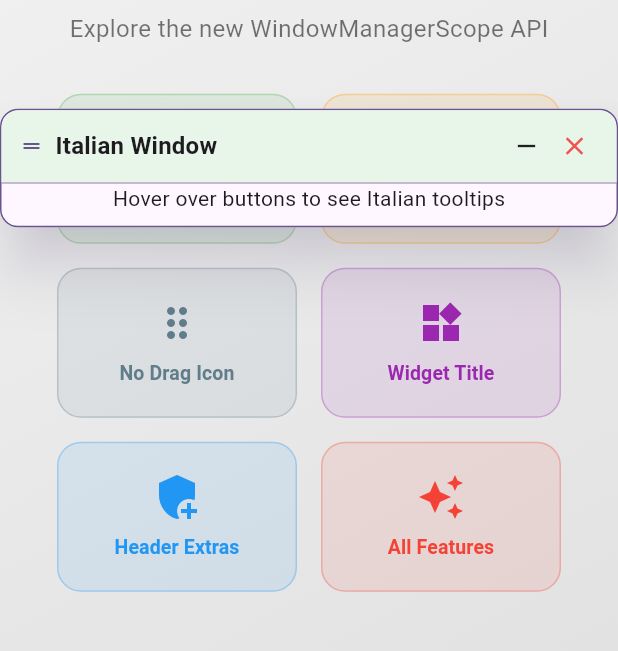
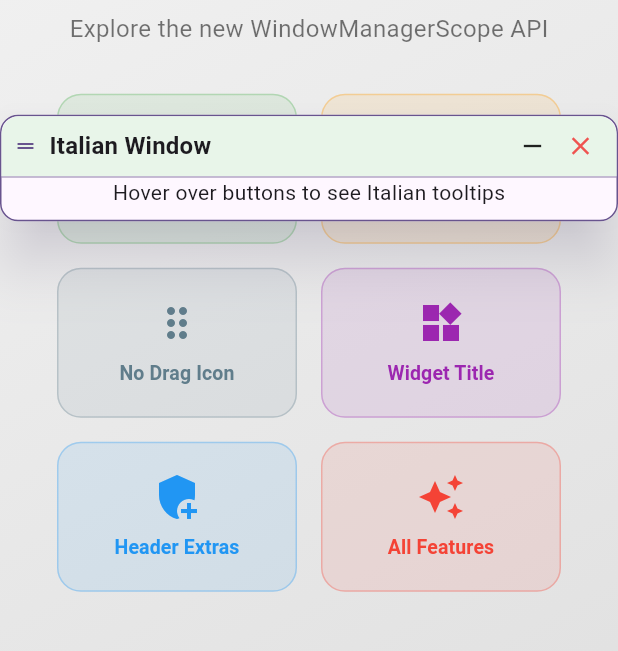
Before and after one commit to matteoberla/draggable_overlay_window, a Flutter app: the DemoPage screen opened directly, after a tap on "Italian Tooltips", on a phone screen of 412 x 824 dp, the part 450-1101 px from its top. Run offline on Flutter 3.47's test engine with Material 3 defaults, Android fonts, the light colour scheme and no system bars.

Commit message:
feat: add customContent builder and dynamic window dimension revalidation to DraggableWindowConfig

```diff
--- a/lib/draggable_overlay_window.dart
+++ b/lib/draggable_overlay_window.dart
@@ -239,6 +239,11 @@ class DraggableWindowConfig {
   /// Custom header builder (overrides the entire header content but keeps drag logic)
   /// Receives [isMinimized] and a [StateSetter] to allow forcing a window rebuild.
   final Widget? Function(bool isMinimized, StateSetter windowStateSetter)? customHeader;
+
+  /// Custom content builder (overrides the static [content] passed to windows.open).
+  /// Receives [isMinimized] and a [StateSetter] to allow forcing a window rebuild.
+  /// This is extremely useful if you want the content to be rebuilt dynamically.
+  final Widget? Function(bool isMinimized, StateSetter windowStateSetter)? customContent;
 
   const DraggableWindowConfig({
     this.minimizedHeight = 48.0,
@@ -281,6 +286,7 @@ class DraggableWindowConfig {
     this.centerInitialPosition = true,
     this.showCloseButton = true,
     this.customHeader,
+    this.customContent,
   });
 
   /// Border width
@@ -371,6 +377,7 @@ class DraggableWindowConfig {
     bool? centerInitialPosition,
     bool? showCloseButton,
     Widget? Function(bool isMinimized, StateSetter windowStateSetter)? customHeader,
+    Widget? Function(bool isMinimized, StateSetter windowStateSetter)? customContent,
   }) {
     return DraggableWindowConfig(
       minimizedHeight: minimizedHeight ?? this.minimizedHeight,
@@ -416,6 +423,7 @@ class DraggableWindowConfig {
           centerInitialPosition ?? this.centerInitialPosition,
       showCloseButton: showCloseButton ?? this.showCloseButton,
       customHeader: customHeader ?? this.customHeader,
+      customContent: customContent ?? this.customContent,
     );
   }
 }
@@ -1259,6 +1267,8 @@ class _DraggableOverlayWindowState extends State<DraggableOverlayWindow> {
   }
 
   Widget _buildContent(DraggableWindowConfig config) {
+    final Widget actualContent = config.customContent?.call(_controller.isMinimized, _windowStateSetter) ?? widget.content;
+
     return ClipRRect(
       borderRadius: BorderRadius.vertical(
         bottom: Radius.circular(config.borderRadius),
@@ -1267,11 +1277,11 @@ class _DraggableOverlayWindowState extends State<DraggableOverlayWindow> {
         child: config.enableScrolling
             ? SingleChildScrollView(
                 padding: config.contentPadding,
-                child: widget.content,
+                child: actualContent,
               )
             : Padding(
                 padding: config.contentPadding,
-                child: widget.content,
+                child: actualContent,
               ),
       ),
     );
@@ -1298,6 +1308,18 @@ class _DraggableOverlayWindowState extends State<DraggableOverlayWindow> {
     );
   }
 
+  void _windowStateSetter(VoidCallback fn) {
+    if (!mounted) return;
+    setState(fn);
+
+    // Re-validate dimensions in the next frame to handle content changes
+    WidgetsBinding.instance.addPostFrameCallback((_) {
+      if (mounted) {
+        _revalidateDimensions();
+      }
+    });
+  }
+
   Widget _buildHeader(
     BuildContext context,
     bool isFocused, {
@@ -1306,43 +1328,90 @@ class _DraggableOverlayWindowState extends State<DraggableOverlayWindow> {
     final theme = Theme.of(context);
     final isMinimized = _controller.isMinimized;
     final config = widget.config;
-    final width = _calculateWidth(context);
 
     final headerColor = config.headerBackgroundColor ??
         (isFocused
             ? theme.colorScheme.primaryContainer.withValues(alpha: 0.3)
             : theme.colorScheme.surfaceContainerHighest.withValues(alpha: 0.5));
-
-    final padding =
-        config.headerPadding ?? const EdgeInsets.symmetric(horizontal: 12);
 
     return GestureDetector(
       onPanStart: (details) {
         _handleDragStart(details);
       },
       onPanUpdate: _handleDrag,
-      onPanEnd: (_) {},
-      onPanCancel: () {},
+      behavior: HitTestBehavior.opaque,
       child: Container(
-        // When expandHeight is true, do not set fixed height (let Expanded control)
-        height: expandHeight ? null : config.minimizedHeight,
-        padding: padding,
+        padding: widget.config.headerPadding ??
+            const EdgeInsets.symmetric(horizontal: 8.0, vertical: 4.0),
         decoration: BoxDecoration(
           borderRadius: BorderRadius.vertical(
-            top: Radius.circular(config.borderRadius),
+            top: Radius.circular(widget.config.borderRadius),
             bottom: isMinimized
-                ? Radius.circular(config.borderRadius)
+                ? Radius.circular(widget.config.borderRadius)
                 : Radius.zero,
           ),
           color: headerColor,
         ),
-        child: widget.customHeader?.call(isMinimized, setState) ??
-            widget.config.customHeader?.call(isMinimized, setState) ??
+        child: widget.customHeader?.call(isMinimized, _windowStateSetter) ??
+            widget.config.customHeader?.call(isMinimized, _windowStateSetter) ??
             (isMinimized
                 ? _buildMinimizedHeader(theme, isFocused)
-                : _buildExpandedHeader(theme, isFocused, width > 0)),
+                : _buildExpandedHeader(theme, isFocused, _currentSize.width > 0)),
       ),
     );
+  }
+
+  /// Re-validates the window dimensions and position to ensure it stays within bounds
+  /// and follows content if necessary.
+  void _revalidateDimensions() {
+    if (!mounted) return;
+
+    final box = _containerKey.currentContext?.findRenderObject() as RenderBox?;
+    if (box == null || !box.hasSize) return;
+
+    final screenSize = MediaQuery.of(context).size;
+    final currentSize = box.size;
+
+    // Apply constraints
+    double width = currentSize.width.clamp(
+      widget.config.minWidth,
+      widget.config.maxWidth ?? screenSize.width,
+    );
+    double height = currentSize.height.clamp(
+      widget.config.minHeight,
+      widget.config.maxHeight ?? screenSize.height,
+    );
+
+    // If we were following content (size was zero or not manually set),
+    // we update to the new intrinsic size.
+    // If resizable is false, we always follow content unless fixed.
+    final bool followContent = !widget.config.resizable ||
+        (widget.config.initialWidth == null && _currentSize.width == 0) ||
+        (widget.config.initialHeight == null && _currentSize.height == 0);
+
+    if (followContent) {
+      // Just ensure we don't exceed screen
+      width = width.clamp(0.0, screenSize.width);
+      height = height.clamp(0.0, screenSize.height);
+    }
+
+    Offset position = _currentPosition;
+
+    // Ensure position is within screen bounds with the new size
+    double left = position.dx.clamp(0.0, (screenSize.width - width).clamp(0.0, screenSize.width));
+    double top = position.dy.clamp(0.0, (screenSize.height - height).clamp(0.0, screenSize.height));
+
+    final newPosition = Offset(left, top);
+    final newSize = Size(width, height);
+
+    if (newPosition != _currentPosition || newSize != _currentSize) {
+      setState(() {
+        _currentPosition = newPosition;
+        _currentSize = newSize;
+      });
+      _controller.setPosition(newPosition);
+      _controller.setSize(newSize);
+    }
   }
 
   Widget _buildMinimizedHeader(ThemeData theme, bool isFocused) {
```
